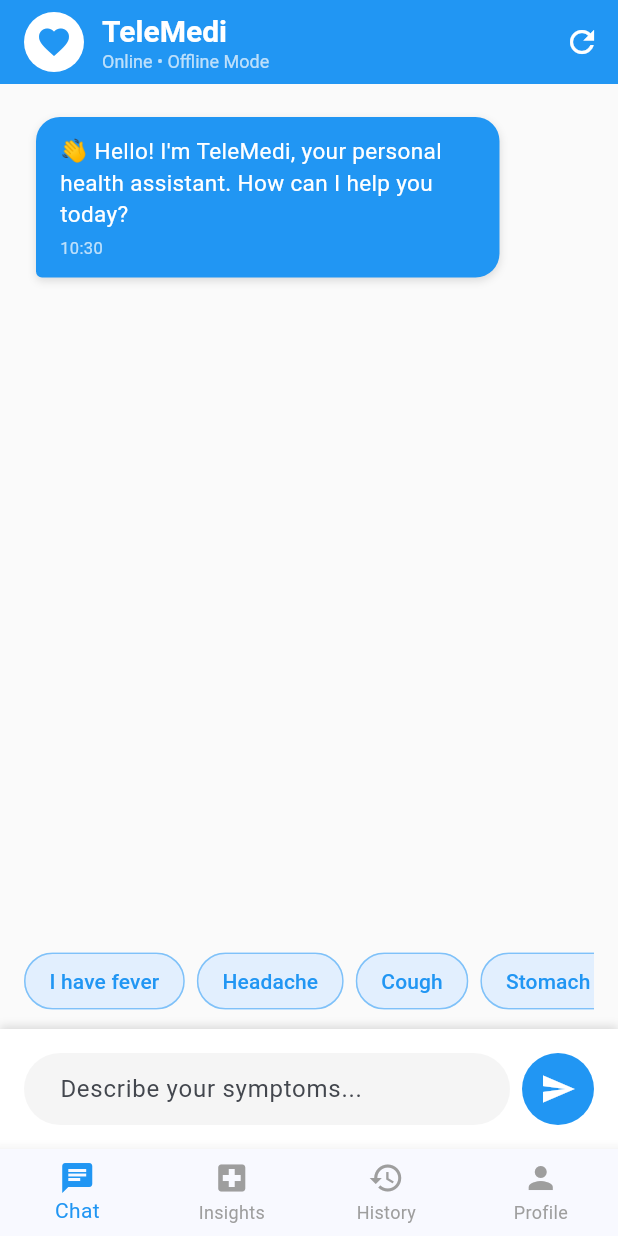
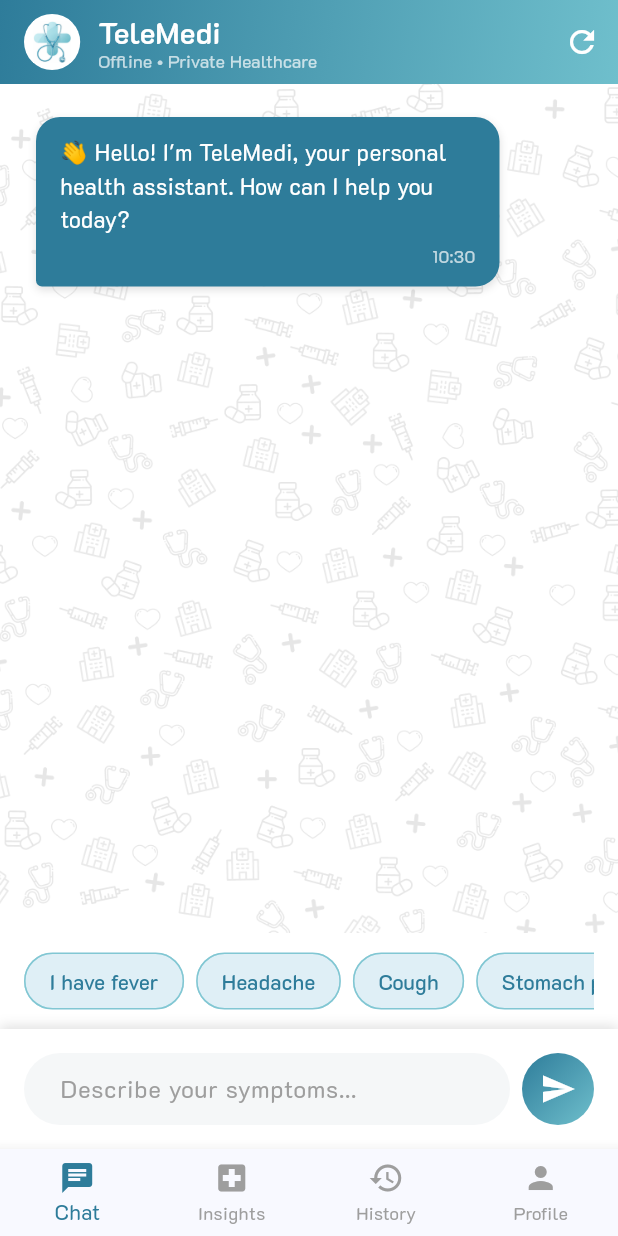
Before and after one commit to samarth-sachin/Telemedicine_App, a Flutter app: the ChatScreen screen opened directly, after a tap on the "send" icon, on a phone screen of 412 x 824 dp. Run offline on Flutter 3.47's test engine with Material 3 defaults, Android fonts, the phone set to English and light mode, and no system bars; our stand-ins replace hive, hive_flutter, shared_preferences; accounts and stored records are empty; Roboto replaces fonts that are missing (Poppins).

Commit message:
chat_screen ui

```diff
--- a/lib/screens/chat_screen.dart
+++ b/lib/screens/chat_screen.dart
@@ -216,7 +216,10 @@ class _ChatScreenState extends State<ChatScreen> {
   void _saveConsultation() async {
     if (_messages.isEmpty) return;
 
-    String consultationId = DateTime.now().millisecondsSinceEpoch.toString();
+    String consultationId = DateTime
+        .now()
+        .millisecondsSinceEpoch
+        .toString();
 
     Consultation consultation = Consultation(
       id: consultationId,
@@ -299,38 +302,51 @@ class _ChatScreenState extends State<ChatScreen> {
   @override
   Widget build(BuildContext context) {
     return Scaffold(
+      backgroundColor: Colors.white,
       appBar: AppBar(
         elevation: 0,
-        backgroundColor: Color(0xFF2196F3),
+        flexibleSpace: Container(
+          decoration: const BoxDecoration(
+            gradient: LinearGradient(
+              colors: [
+                Color(0xFF2E7C9A),
+                Color(0xFF6FBFCC),
+              ],
+              begin: Alignment.topLeft,
+              end: Alignment.bottomRight,
+            ),
+          ),
+        ),
         title: Row(
           children: [
             Container(
-              padding: EdgeInsets.all(8),
-              decoration: BoxDecoration(
+              padding: const EdgeInsets.all(6),
+              decoration: const BoxDecoration(
                 color: Colors.white,
                 shape: BoxShape.circle,
               ),
-              child: Icon(
-                Icons.favorite,
-                color: Color(0xFF2196F3),
-                size: 24,
+              child: Image.asset(
+                'assets/images/app_logo.png',
+                height: 28,
               ),
             ),
-            SizedBox(width: 12),
-            Column(
+            const SizedBox(width: 12),
+            const Column(
               crossAxisAlignment: CrossAxisAlignment.start,
               children: [
                 Text(
                   'TeleMedi',
                   style: TextStyle(
+                    fontFamily: 'K2D',
                     fontSize: 20,
-                    fontWeight: FontWeight.bold,
+                    fontWeight: FontWeight.w600,
                     color: Colors.white,
                   ),
                 ),
                 Text(
-                  'Online • Offline Mode',
+                  'Offline • Private Healthcare',
                   style: TextStyle(
+                    fontFamily: 'K2D',
                     fontSize: 12,
                     color: Colors.white70,
                   ),
@@ -341,7 +357,7 @@ class _ChatScreenState extends State<ChatScreen> {
         ),
         actions: [
           IconButton(
-            icon: Icon(Icons.refresh, color: Colors.white),
+            icon: const Icon(Icons.refresh, color: Colors.white),
             onPressed: _resetConversation,
             tooltip: 'New Consultation',
           ),
@@ -349,26 +365,32 @@ class _ChatScreenState extends State<ChatScreen> {
       ),
       body: Column(
         children: [
-          // Messages list
           Expanded(
+            child: Container(
+              decoration: const BoxDecoration(
+                image: DecorationImage(
+                  image: AssetImage('assets/images/chat_bg.png'),
+                  fit: BoxFit.cover,
+                ),
+              ),
               child: ListView.builder(
                 controller: _scrollController,
-              padding: EdgeInsets.all(16),
+                padding: const EdgeInsets.all(16),
                 itemCount: _messages.length + (_isTyping ? 1 : 0),
                 itemBuilder: (context, index) {
                   if (index == _messages.length && _isTyping) {
-                  return TypingIndicator();
+                    return const TypingIndicator();
                   }
                   return ChatBubble(message: _messages[index]);
                 },
               ),
             ),
-          // Suggested replies
+          ),
+
           if (_messages.isNotEmpty &&
               !_messages.last.isUser &&
               !_isTyping)
             _buildSuggestedReplies(),
-          // Input area
           _buildInputArea(),
         ],
       ),
@@ -388,7 +410,8 @@ class _ChatScreenState extends State<ChatScreen> {
         scrollDirection: Axis.horizontal,
         child: Row(
           children: currentNode.suggestedReplies
-              .map((reply) => SymptomChip(
+              .map((reply) =>
+              SymptomChip(
                 label: reply,
                 onTap: () => _addUserMessage(reply),
               ))
@@ -400,13 +423,13 @@ class _ChatScreenState extends State<ChatScreen> {
 
   Widget _buildInputArea() {
     return Container(
-      padding: EdgeInsets.all(16),
-      decoration: BoxDecoration(
+      padding: const EdgeInsets.all(16),
+      decoration: const BoxDecoration(
         color: Colors.white,
         boxShadow: [
           BoxShadow(
             color: Colors.black12,
-            blurRadius: 4,
+            blurRadius: 6,
             offset: Offset(0, -2),
           ),
         ],
@@ -416,15 +439,22 @@ class _ChatScreenState extends State<ChatScreen> {
           Expanded(
             child: TextField(
               controller: _messageController,
+              style: const TextStyle(
+                fontFamily: 'K2D',
+              ),
               decoration: InputDecoration(
                 hintText: 'Describe your symptoms...',
+                hintStyle: const TextStyle(
+                  fontFamily: 'K2D',
+                  color: Color(0xFF9E9E9E),
+                ),
                 border: OutlineInputBorder(
                   borderRadius: BorderRadius.circular(24),
                   borderSide: BorderSide.none,
                 ),
                 filled: true,
-                fillColor: Colors.grey[100],
-                contentPadding: EdgeInsets.symmetric(
+                fillColor: const Color(0xFFF5F7F8),
+                contentPadding: const EdgeInsets.symmetric(
                   horizontal: 20,
                   vertical: 12,
                 ),
@@ -432,14 +462,21 @@ class _ChatScreenState extends State<ChatScreen> {
               onSubmitted: (_) => _sendMessage(),
             ),
           ),
-          SizedBox(width: 8),
+          const SizedBox(width: 8),
           Container(
-            decoration: BoxDecoration(
-              color: Color(0xFF2196F3),
+            decoration: const BoxDecoration(
               shape: BoxShape.circle,
+              gradient: LinearGradient(
+                colors: [
+                  Color(0xFF2E7C9A),
+                  Color(0xFF6FBFCC),
+                ],
+                begin: Alignment.topLeft,
+                end: Alignment.bottomRight,
+              ),
             ),
             child: IconButton(
-              icon: Icon(Icons.send, color: Colors.white),
+              icon: const Icon(Icons.send, color: Colors.white),
               onPressed: _sendMessage,
             ),
           ),
@@ -452,38 +489,34 @@ class _ChatScreenState extends State<ChatScreen> {
     return BottomNavigationBar(
       currentIndex: _currentIndex,
       onTap: (index) {
-        setState(() {
-          _currentIndex = index;
-        });
-
+        setState(() => _currentIndex = index);
         switch (index) {
-          case 0:
-            // Already on chat screen
-            break;
           case 1:
             Navigator.push(
               context,
-              MaterialPageRoute(builder: (context) => MedicalInsightsScreen()),
+              MaterialPageRoute(builder: (_) => MedicalInsightsScreen()),
             );
             break;
           case 2:
             Navigator.push(
               context,
-              MaterialPageRoute(builder: (context) => HistoryScreen()),
+              MaterialPageRoute(builder: (_) => HistoryScreen()),
             );
             break;
           case 3:
             Navigator.push(
               context,
-              MaterialPageRoute(builder: (context) => ProfileScreen()),
+              MaterialPageRoute(builder: (_) => ProfileScreen()),
             );
             break;
         }
       },
       type: BottomNavigationBarType.fixed,
-      selectedItemColor: Color(0xFF2196F3),
-      unselectedItemColor: Colors.grey,
-      items: [
+      selectedItemColor: const Color(0xFF2E7C9A),
+      unselectedItemColor: const Color(0xFF9E9E9E),
+      selectedLabelStyle: const TextStyle(fontFamily: 'K2D'),
+      unselectedLabelStyle: const TextStyle(fontFamily: 'K2D'),
+      items: const [
         BottomNavigationBarItem(
           icon: Icon(Icons.chat),
           label: 'Chat',
--- a/lib/widgets/chat_bubble.dart
+++ b/lib/widgets/chat_bubble.dart
@@ -5,25 +5,33 @@ class ChatBubble extends StatelessWidget {
   final ChatMessage message;
   const ChatBubble({super.key, required this.message});
 
+  static const Color primaryColor = Color(0xFF2E7C9A);
+  static const Color userBubbleColor = Color(0xFFEAF4F6);
+
   @override
   Widget build(BuildContext context) {
     return Align(
-      alignment: message.isUser ? Alignment.centerRight : Alignment.centerLeft,
+      alignment:
+      message.isUser ? Alignment.centerRight : Alignment.centerLeft,
       child: Container(
-        margin: EdgeInsets.symmetric(vertical: 6, horizontal: 8),
-        padding: EdgeInsets.symmetric(horizontal: 16, vertical: 12),
+        margin: const EdgeInsets.symmetric(vertical: 6, horizontal: 8),
+        padding: const EdgeInsets.symmetric(horizontal: 16, vertical: 12),
         constraints: BoxConstraints(
           maxWidth: MediaQuery.of(context).size.width * 0.75,
         ),
         decoration: BoxDecoration(
-          color: message.isUser ? Colors.grey[300] : Color(0xFF2196F3),
+          color: message.isUser ? userBubbleColor : primaryColor,
           borderRadius: BorderRadius.only(
-            topLeft: Radius.circular(16),
-            topRight: Radius.circular(16),
-            bottomLeft: message.isUser ? Radius.circular(16) : Radius.circular(4),
-            bottomRight: message.isUser ? Radius.circular(4) : Radius.circular(16),
+            topLeft: const Radius.circular(16),
+            topRight: const Radius.circular(16),
+            bottomLeft: message.isUser
+                ? const Radius.circular(16)
+                : const Radius.circular(4),
+            bottomRight: message.isUser
+                ? const Radius.circular(4)
+                : const Radius.circular(16),
           ),
-          boxShadow: [
+          boxShadow: const [
             BoxShadow(
               color: Colors.black12,
               blurRadius: 4,
@@ -34,22 +42,32 @@ class ChatBubble extends StatelessWidget {
         child: Column(
           crossAxisAlignment: CrossAxisAlignment.start,
           children: [
+            // Message text
             Text(
               message.text,
               style: TextStyle(
-                color: message.isUser ? Colors.black87 : Colors.white,
+                fontFamily: 'K2D',
+                color:
+                message.isUser ? Colors.black87 : Colors.white,
                 fontSize: 15,
-                height: 1.4,
+                height: 1.45,
               ),
             ),
-            SizedBox(height: 4),
-            Text(
-              _formatTime(message.timestamp),
-              style: TextStyle(
-                color: message.isUser
-                    ? Colors.grey[600]
-                    : Colors.white.withOpacity(0.7),
-                fontSize: 11,
+
+            const SizedBox(height: 6),
+
+            // Timestamp
+            Align(
+              alignment: Alignment.bottomRight,
+              child: Text(
+                _formatTime(message.timestamp),
+                style: TextStyle(
+                  fontFamily: 'K2D',
+                  fontSize: 11,
+                  color: message.isUser
+                      ? const Color(0xFF757575)
+                      : Colors.white.withOpacity(0.7),
+                ),
               ),
             ),
           ],
@@ -59,8 +77,8 @@ class ChatBubble extends StatelessWidget {
   }
 
   String _formatTime(DateTime time) {
-    String hour = time.hour.toString().padLeft(2, '0');
-    String minute = time.minute.toString().padLeft(2, '0');
+    final hour = time.hour.toString().padLeft(2, '0');
+    final minute = time.minute.toString().padLeft(2, '0');
     return '$hour:$minute';
   }
 }
--- a/lib/widgets/symptom_chip.dart
+++ b/lib/widgets/symptom_chip.dart
@@ -10,29 +10,33 @@ class SymptomChip extends StatelessWidget {
     required this.onTap,
   });
 
+  static const Color primaryColor = Color(0xFF2E7C9A);   // logo dark
+  static const Color secondaryColor = Color(0xFF6FBFCC); // logo light
+
   @override
   Widget build(BuildContext context) {
     return Padding(
-      padding: EdgeInsets.only(right: 8),
+      padding: const EdgeInsets.only(right: 8),
       child: ActionChip(
         label: Text(
           label,
-          style: TextStyle(
-            color: Color(0xFF2196F3),
+          style: const TextStyle(
+            fontFamily: 'K2D',
+            color: primaryColor,
             fontSize: 14,
             fontWeight: FontWeight.w500,
           ),
         ),
-        backgroundColor: Color(0xFF2196F3).withOpacity(0.1),
+        backgroundColor: secondaryColor.withOpacity(0.18),
         side: BorderSide(
-          color: Color(0xFF2196F3).withOpacity(0.3),
+          color: secondaryColor.withOpacity(0.6),
         ),
         shape: RoundedRectangleBorder(
           borderRadius: BorderRadius.circular(20),
         ),
         onPressed: onTap,
         elevation: 0,
-        pressElevation: 2,
+        pressElevation: 1.5,
       ),
     );
   }
```
Also changed, not shown: assets/images/chat_bg.png (added). Lines whose indentation alone changed are shown as unchanged.
